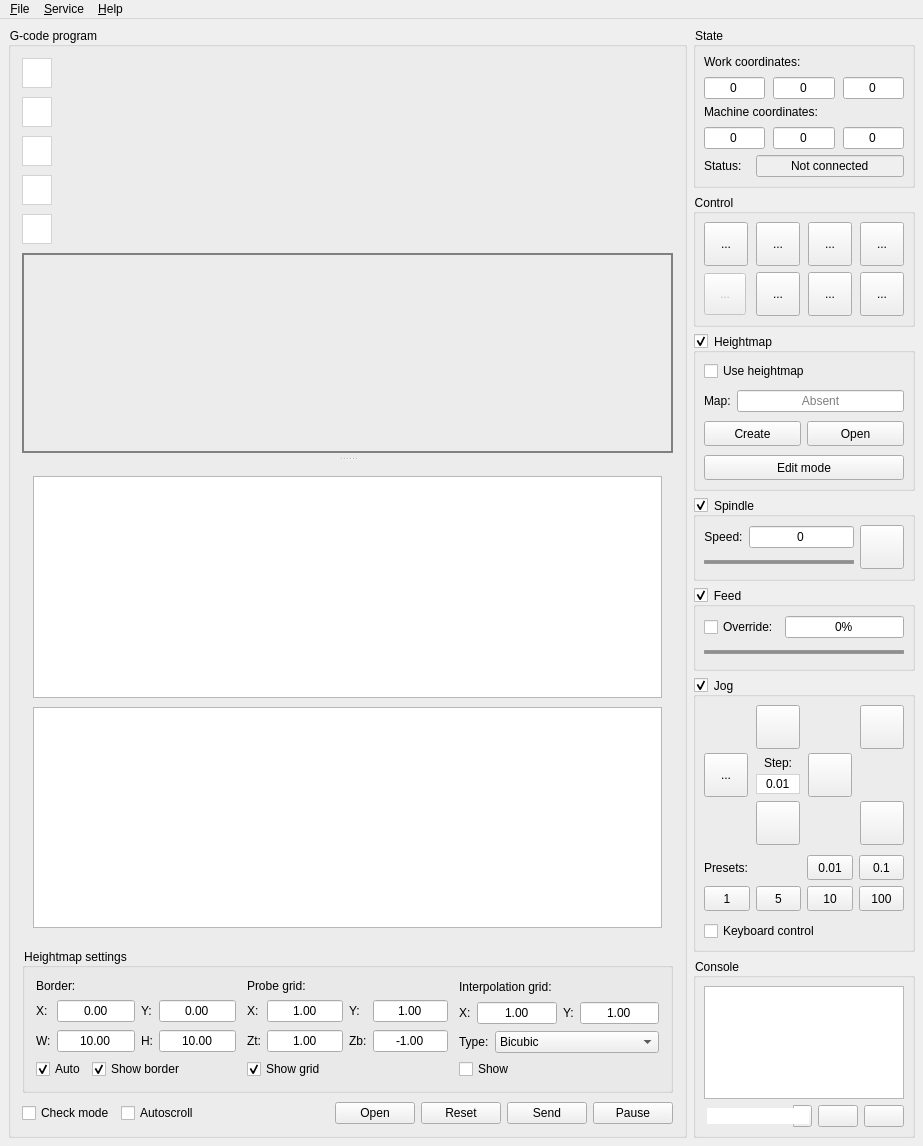
This is frmmain.ui in Denvi/Candle as Qt 5 draws it before an edit. The edited form follows.
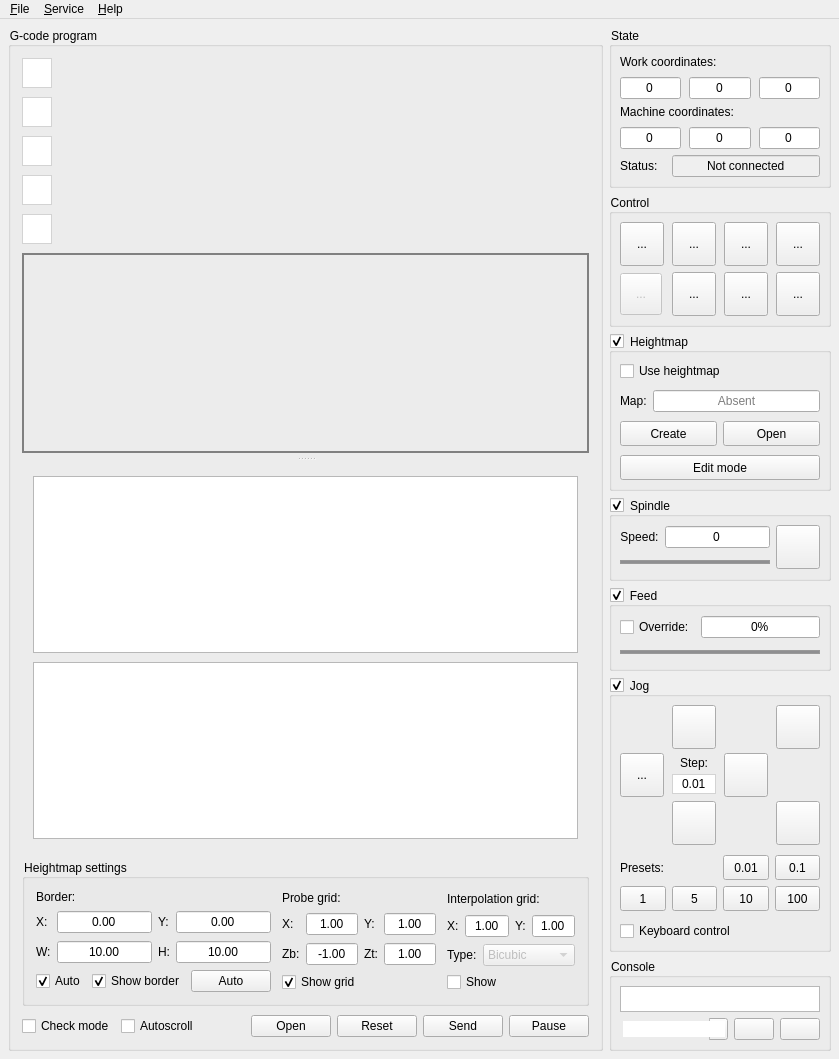
This is the edited form. Icons and pictures are not drawn. Custom widgets are drawn as their Qt base class.

```diff
--- a/frmmain.ui
+++ b/frmmain.ui
@@ -6,8 +6,8 @@
    <rect>
     <x>0</x>
     <y>0</y>
-    <width>923</width>
-    <height>1146</height>
+    <width>839</width>
+    <height>1048</height>
    </rect>
   </property>
   <property name="palette">
@@ -719,6 +719,13 @@
                 </property>
                </widget>
               </item>
+              <item>
+               <widget class="QPushButton" name="cmdHeightMapBorderAuto">
+                <property name="text">
+                 <string>Auto</string>
+                </property>
+               </widget>
+              </item>
               <item>
                <spacer name="horizontalSpacer">
                 <property name="orientation">
@@ -747,6 +754,31 @@
             </item>
             <item>
              <layout class="QGridLayout" name="gridLayout_4">
+              <item row="0" column="3">
+               <widget class="QDoubleSpinBox" name="txtHeightMapGridY">
+                <property name="sizePolicy">
+                 <sizepolicy hsizetype="Expanding" vsizetype="Fixed">
+                  <horstretch>0</horstretch>
+                  <verstretch>0</verstretch>
+                 </sizepolicy>
+                </property>
+                <property name="locale">
+                 <locale language="C" country="AnyCountry"/>
+                </property>
+                <property name="alignment">
+                 <set>Qt::AlignCenter</set>
+                </property>
+                <property name="buttonSymbols">
+                 <enum>QAbstractSpinBox::NoButtons</enum>
+                </property>
+                <property name="minimum">
+                 <double>0.100000000000000</double>
+                </property>
+                <property name="value">
+                 <double>1.000000000000000</double>
+                </property>
+               </widget>
+              </item>
               <item row="0" column="0">
                <widget class="QLabel" name="label_12">
                 <property name="text">
@@ -754,6 +786,13 @@
                 </property>
                </widget>
               </item>
+              <item row="0" column="2">
+               <widget class="QLabel" name="label_13">
+                <property name="text">
+                 <string>Y:</string>
+                </property>
+               </widget>
+              </item>
               <item row="0" column="1">
                <widget class="QDoubleSpinBox" name="txtHeightMapGridX">
                 <property name="sizePolicy">
@@ -771,19 +810,15 @@
                 <property name="buttonSymbols">
                  <enum>QAbstractSpinBox::NoButtons</enum>
                 </property>
+                <property name="minimum">
+                 <double>0.100000000000000</double>
+                </property>
                 <property name="value">
                  <double>1.000000000000000</double>
                 </property>
                </widget>
               </item>
-              <item row="1" column="2">
-               <widget class="QLabel" name="label_11">
-                <property name="text">
-                 <string>Zb:</string>
-                </property>
-               </widget>
-              </item>
-              <item row="1" column="3">
+              <item row="1" column="1">
                <widget class="QDoubleSpinBox" name="txtHeightMapGridZBottom">
                 <property name="sizePolicy">
                  <sizepolicy hsizetype="Expanding" vsizetype="Fixed">
@@ -811,50 +846,22 @@
                 </property>
                </widget>
               </item>
-              <item row="1" column="1">
-               <widget class="QDoubleSpinBox" name="txtHeightMapGridZTop">
-                <property name="sizePolicy">
-                 <sizepolicy hsizetype="Expanding" vsizetype="Fixed">
-                  <horstretch>0</horstretch>
-                  <verstretch>0</verstretch>
-                 </sizepolicy>
-                </property>
-                <property name="locale">
-                 <locale language="C" country="AnyCountry"/>
-                </property>
-                <property name="alignment">
-                 <set>Qt::AlignCenter</set>
-                </property>
-                <property name="buttonSymbols">
-                 <enum>QAbstractSpinBox::NoButtons</enum>
-                </property>
-                <property name="minimum">
-                 <double>-999.000000000000000</double>
-                </property>
-                <property name="maximum">
-                 <double>999.000000000000000</double>
-                </property>
-                <property name="value">
-                 <double>1.000000000000000</double>
+              <item row="1" column="0">
+               <widget class="QLabel" name="label_11">
+                <property name="text">
+                 <string>Zb:</string>
                 </property>
                </widget>
               </item>
-              <item row="1" column="0">
+              <item row="1" column="2">
                <widget class="QLabel" name="label_14">
                 <property name="text">
                  <string>Zt:</string>
                 </property>
                </widget>
               </item>
-              <item row="0" column="2">
-               <widget class="QLabel" name="label_13">
-                <property name="text">
-                 <string>Y:</string>
-                </property>
-               </widget>
-              </item>
-              <item row="0" column="3">
-               <widget class="QDoubleSpinBox" name="txtHeightMapGridY">
+              <item row="1" column="3">
+               <widget class="QDoubleSpinBox" name="txtHeightMapGridZTop">
                 <property name="sizePolicy">
                  <sizepolicy hsizetype="Expanding" vsizetype="Fixed">
                   <horstretch>0</horstretch>
@@ -870,6 +877,12 @@
                 <property name="buttonSymbols">
                  <enum>QAbstractSpinBox::NoButtons</enum>
                 </property>
+                <property name="minimum">
+                 <double>-999.000000000000000</double>
+                </property>
+                <property name="maximum">
+                 <double>999.000000000000000</double>
+                </property>
                 <property name="value">
                  <double>1.000000000000000</double>
                 </property>
@@ -988,6 +1001,9 @@
               </item>
               <item>
                <widget class="QComboBox" name="cboHeightMapInterpolationType">
+                <property name="enabled">
+                 <bool>false</bool>
+                </property>
                 <property name="sizePolicy">
                  <sizepolicy hsizetype="Expanding" vsizetype="Fixed">
                   <horstretch>0</horstretch>
@@ -2594,8 +2610,8 @@
     <rect>
      <x>0</x>
      <y>0</y>
-     <width>923</width>
-     <height>26</height>
+     <width>839</width>
+     <height>21</height>
     </rect>
    </property>
    <widget class="QMenu" name="mnuFile">
```
Left out of the diff: 123 changed lines with no effect on the pictures.
